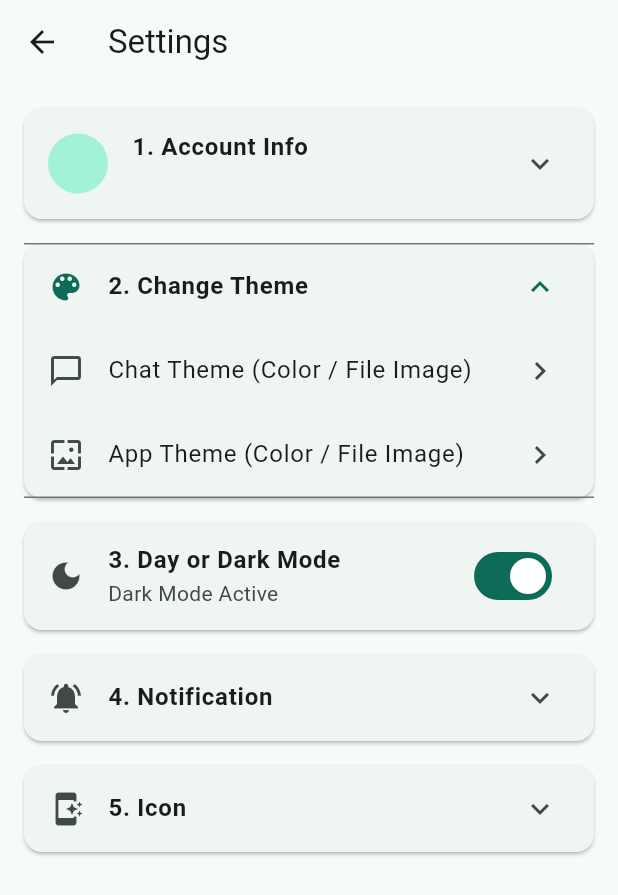
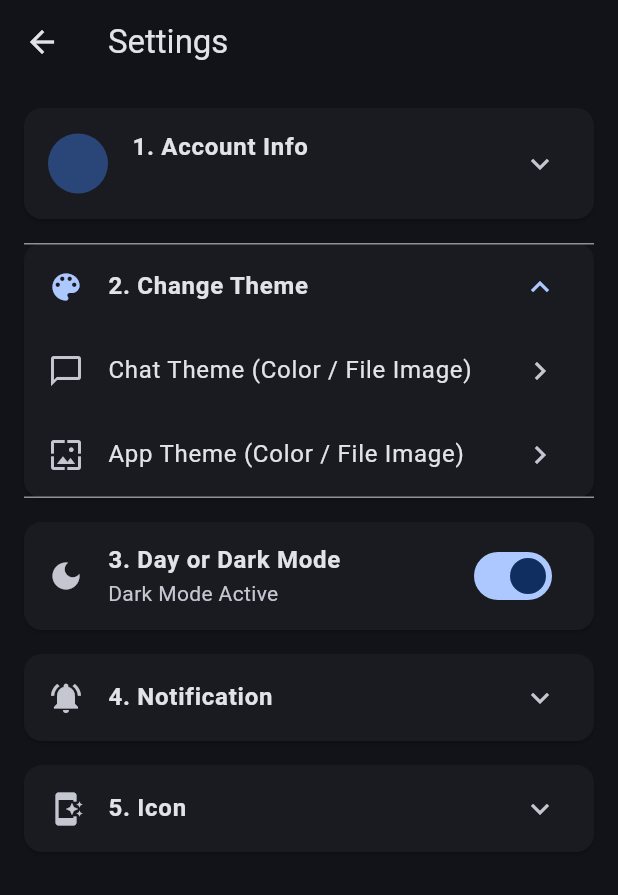
Before and after one commit to mizanislam3296-lab/universal-messenger, a Flutter app: the SettingsScreen screen opened directly, after a tap on "1. Account Info", after a tap on "2. Change Theme", after a tap on "3. Day or Dark Mode", on a phone screen of 412 x 824 dp. Shown: the top 895 px of the screen. Run offline on Flutter 3.47's test engine with Material 3 defaults, Android fonts, the phone set to English and light mode, and no system bars; our stand-ins replace cloud_firestore, file_picker, firebase_auth, firebase_core; accounts and stored records are empty.

Commit message:
Update main.dart

```diff
--- a/lib/main.dart
+++ b/lib/main.dart
@@ -4,10 +4,12 @@ import 'package:firebase_auth/firebase_auth.dart';
 import 'package:universal_messenger/screens/auth_screen.dart';
 import 'package:universal_messenger/screens/verify_email_screen.dart';
 import 'package:universal_messenger/screens/home_screen.dart';
+import 'package:universal_messenger/screens/settings_screen.dart';
 
 void main() async {
   WidgetsFlutterBinding.ensureInitialized();
   await Firebase.initializeApp();
+  await AppSettingsController.load();
   runApp(const UniversalMessengerApp());
 }
 
@@ -16,17 +18,39 @@ class UniversalMessengerApp extends StatelessWidget {
 
   @override
   Widget build(BuildContext context) {
+    return ValueListenableBuilder<ThemeMode>(
+      valueListenable: AppSettingsController.themeMode,
+      builder: (context, mode, _) {
+        return ValueListenableBuilder<Color>(
+          valueListenable: AppSettingsController.appThemeColor,
+          builder: (context, seedColor, __) {
             return MaterialApp(
               title: 'Universal Messenger',
               debugShowCheckedModeBanner: false,
+              themeMode: mode,
               theme: ThemeData(
-        colorScheme: ColorScheme.fromSeed(seedColor: const Color(0xFF008069)),
+                colorScheme: ColorScheme.fromSeed(
+                  seedColor: seedColor,
+                  brightness: Brightness.light,
+                ),
+                useMaterial3: true,
+              ),
+              darkTheme: ThemeData(
+                colorScheme: ColorScheme.fromSeed(
+                  seedColor: seedColor,
+                  brightness: Brightness.dark,
+                ),
                 useMaterial3: true,
               ),
               home: const AuthGate(),
             );
+          },
+        );
+      },
+    );
   }
 }
+
 
 class AuthGate extends StatelessWidget {
   const AuthGate({super.key});
```
Lines whose indentation alone changed are shown as unchanged.
